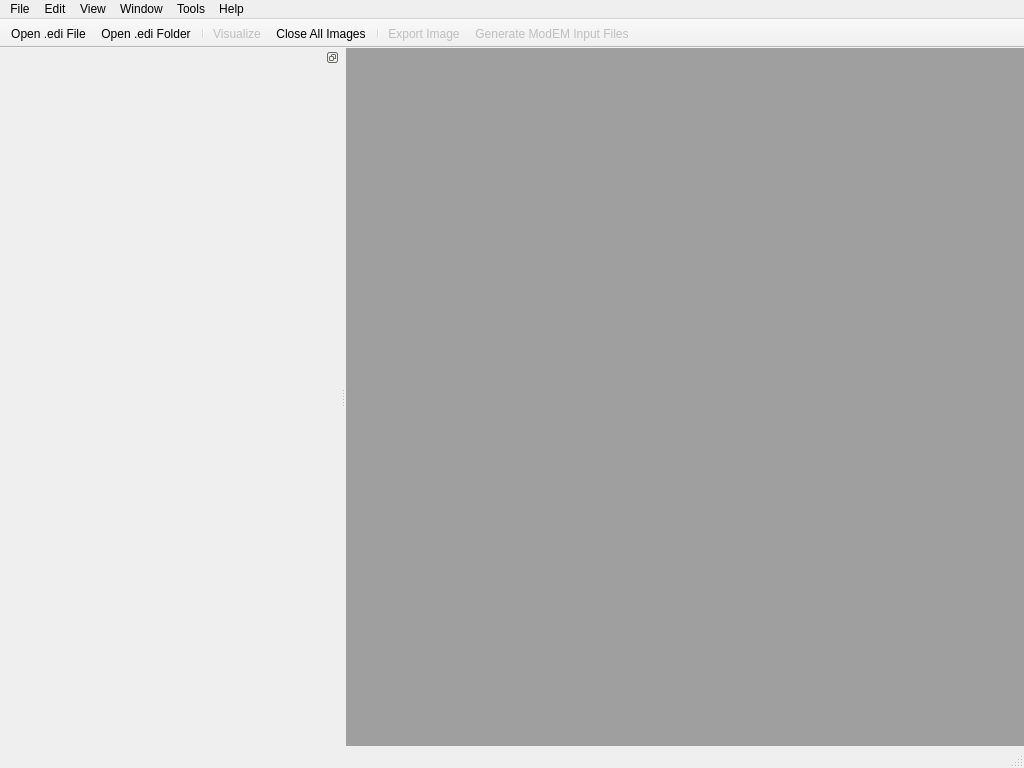
Above: mtpy/gui/SmartMT/ui_asset/main_window.ui from MTgeophysics/mtpy before the change. Below: the same form after it.
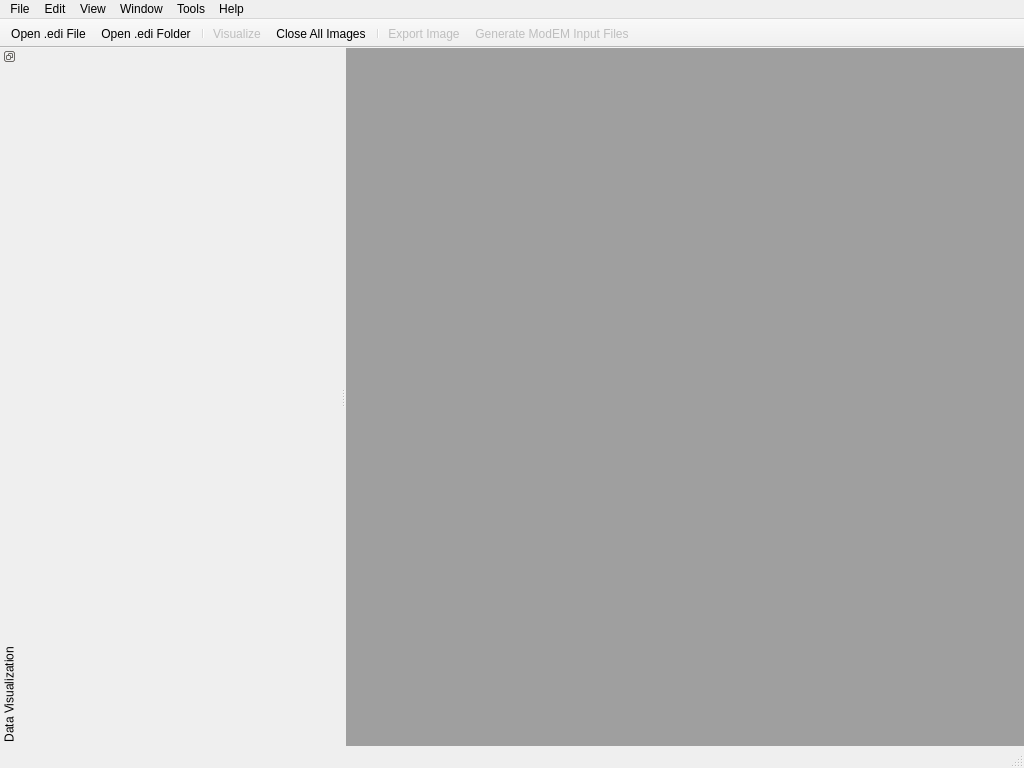
That is the form after the change. Icons and pictures are not drawn.

What changed in the file:
```diff
--- a/mtpy/gui/SmartMT/ui_asset/main_window.ui
+++ b/mtpy/gui/SmartMT/ui_asset/main_window.ui
@@ -176,15 +176,18 @@
    <property name="minimumSize">
     <size>
      <width>340</width>
-     <height>38</height>
+     <height>80</height>
     </size>
    </property>
    <property name="features">
-    <set>QDockWidget::DockWidgetFloatable|QDockWidget::DockWidgetMovable</set>
+    <set>QDockWidget::DockWidgetFloatable|QDockWidget::DockWidgetMovable|QDockWidget::DockWidgetVerticalTitleBar</set>
    </property>
    <property name="allowedAreas">
     <set>Qt::LeftDockWidgetArea|Qt::RightDockWidgetArea</set>
    </property>
+   <property name="windowTitle">
+    <string>Data Visualization</string>
+   </property>
    <attribute name="dockWidgetArea">
     <number>1</number>
    </attribute>
@@ -207,6 +210,12 @@
      </property>
      <item>
       <widget class="QStackedWidget" name="stackedWidget">
+       <property name="sizePolicy">
+        <sizepolicy hsizetype="Fixed" vsizetype="Preferred">
+         <horstretch>0</horstretch>
+         <verstretch>0</verstretch>
+        </sizepolicy>
+       </property>
        <property name="frameShape">
         <enum>QFrame::NoFrame</enum>
        </property>
```
Left out of the diff: 3 changed lines with no effect on the pictures.
